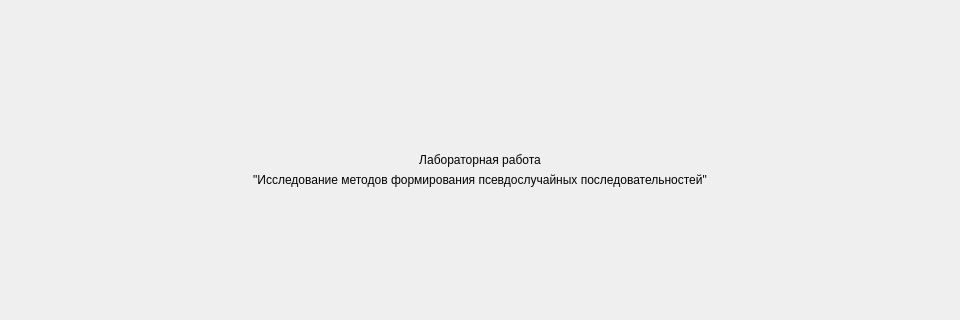
First picture: the form in screen/screenwelcome.ui, repository bukhmastov/fpsp, before the edit; both pictures show x 0 to 960 and y 92 to 412 of the 960 by 524 pixel window.
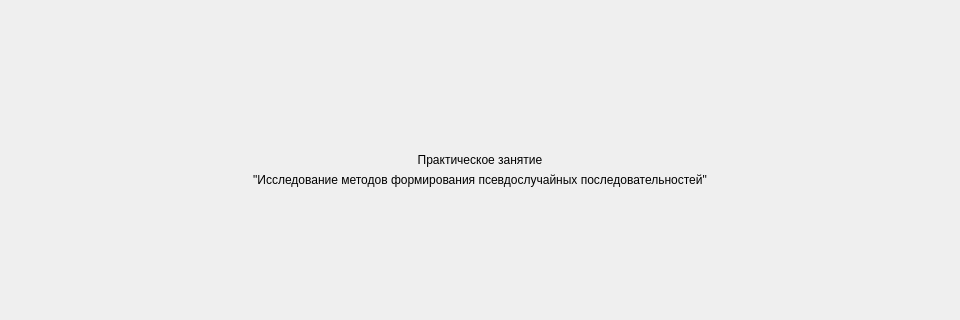
Second picture: the form after the edit.

Diff of the .ui file:
```diff
--- a/screen/screenwelcome.ui
+++ b/screen/screenwelcome.ui
@@ -56,7 +56,7 @@
         <string notr="true">font: 75 16pt &quot;MS Shell Dlg 2&quot;;</string>
        </property>
        <property name="text">
-        <string>Лабораторная работа</string>
+        <string>Практическое занятие</string>
        </property>
        <property name="alignment">
         <set>Qt::AlignCenter</set>
```
